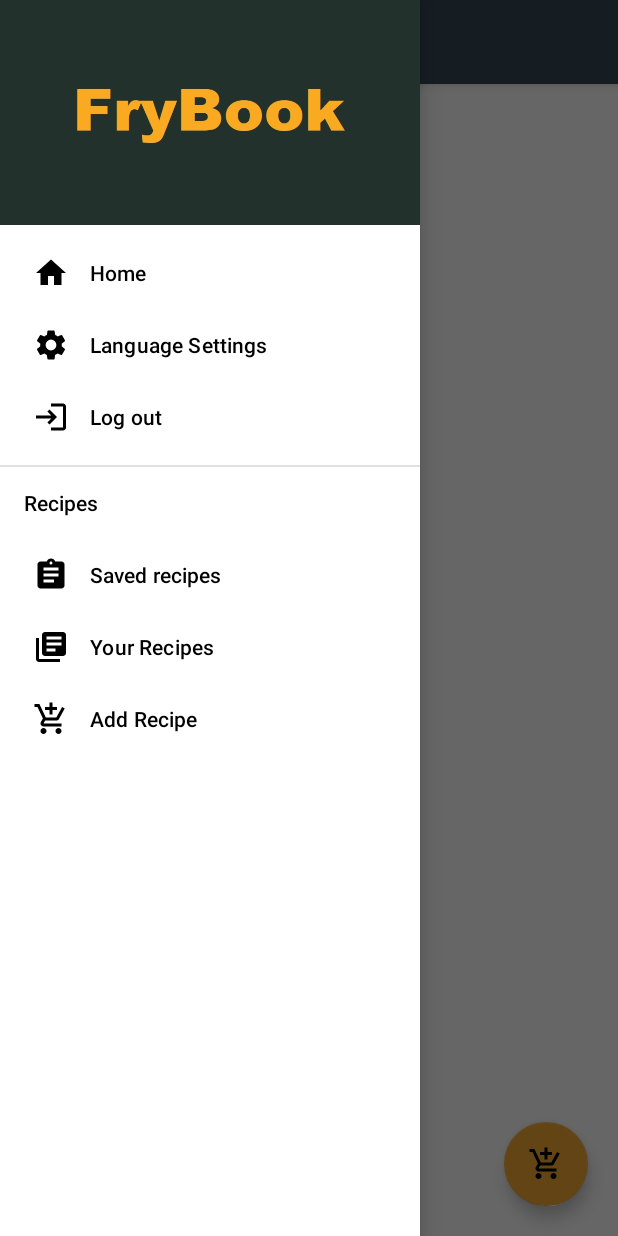
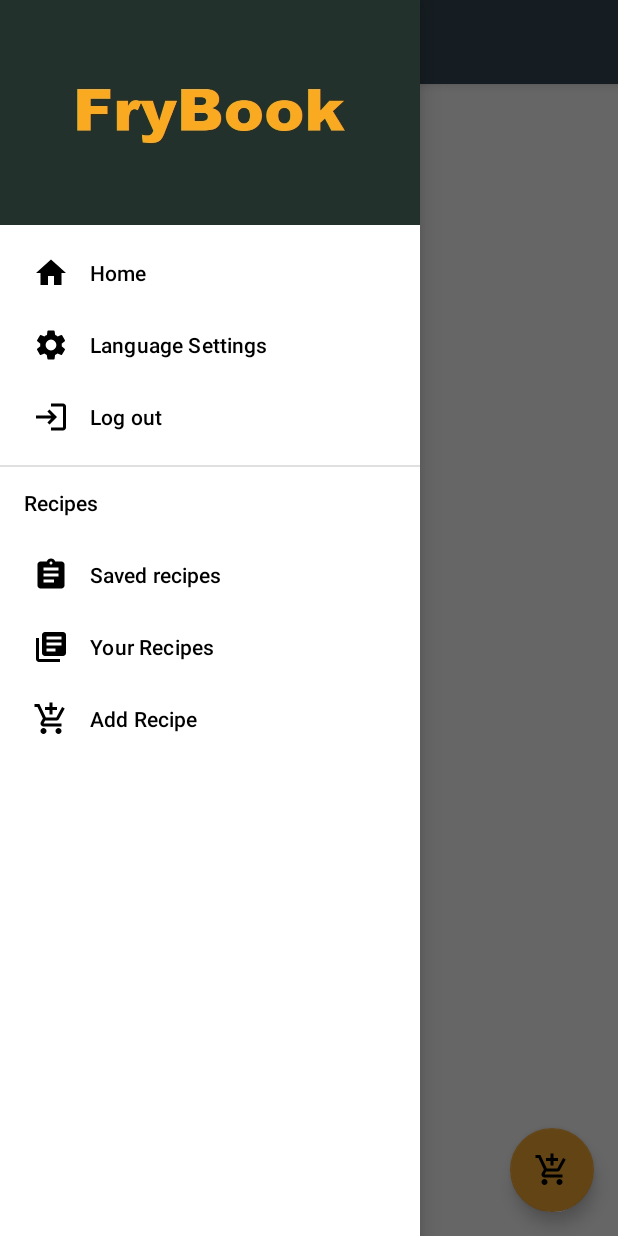
Before and after one commit to Kwoconut/FryBook_AND_Exam, an Android app: the MainActivity screen opened directly, with no data from a screen before it, with the side drawer open, on a phone screen of 412 x 824 dp. Run offline under Robolectric (Android 15) with nearby library versions, the phone set to English and light mode, and no system bars; our stand-ins replace Dagger/Hilt's generated code, Firebase (no records; nobody signed in at launch, a user with empty details on screens opened directly), Picasso, Room's generated code; pictures from the network do not load; 1 statement that could not run was skipped.

```diff
--- a/app/src/main/res/layout/activity_main.xml
+++ b/app/src/main/res/layout/activity_main.xml
@@ -53,8 +53,8 @@
             android:id="@+id/floating_button_add_recipe"
             android:layout_width="wrap_content"
             android:layout_height="wrap_content"
-            android:layout_marginEnd="20dp"
-            android:layout_marginBottom="20dp"
+            android:layout_marginEnd="16dp"
+            android:layout_marginBottom="16dp"
             android:src="@drawable/ic_add_shopping"
             app:layout_constraintBottom_toBottomOf="parent"
             app:layout_constraintEnd_toEndOf="parent" />
```
